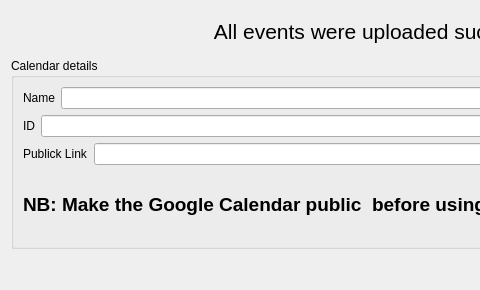
Above: src-ui/CalendarCreatedDialog.ui from caenrigen/GCal4edX before the change; both pictures show x 0 to 480 and y 0 to 290 of the 800 by 290 pixel window. Below: the same form after it.
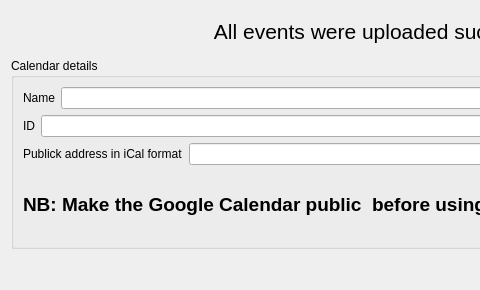
That is the form after the change.

```diff
--- a/src-ui/CalendarCreatedDialog.ui
+++ b/src-ui/CalendarCreatedDialog.ui
@@ -159,7 +159,7 @@
         <item>
          <widget class="QLabel" name="label_4">
           <property name="text">
-           <string>Publick Link</string>
+           <string>Publick address in iCal format</string>
           </property>
           <property name="buddy">
            <cstring>lineEdit_3</cstring>
```
